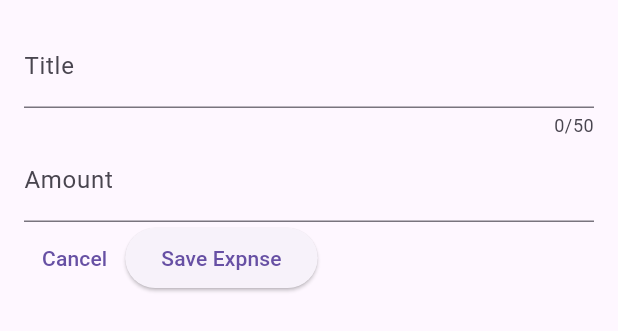
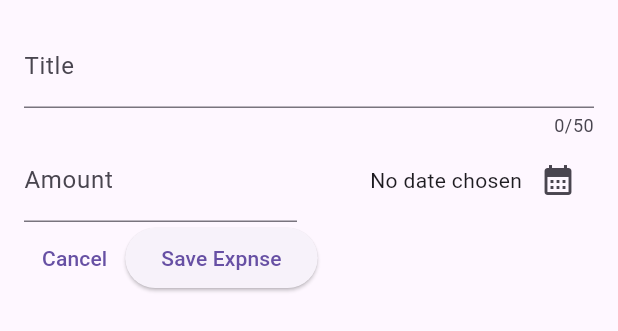
Before and after one commit to Louis-Gil/playground, a Flutter app: the NewExpense widget shown alone on an empty page, opened directly, on a phone screen of 412 x 824 dp. Shown: the top 331 px of the screen. Run offline on Flutter 3.47's test engine with Material 2 defaults, Android fonts, the phone set to English and light mode, and no system bars; our stand-ins replace google_fonts.

Commit message:
feat : Add date picker at new expense

```diff
--- a/flutter_guild/expense_tracker/lib/widgets/new_expense.dart
+++ b/flutter_guild/expense_tracker/lib/widgets/new_expense.dart
@@ -1,4 +1,5 @@
 import 'package:flutter/material.dart';
+import 'package:expense_tracker/models/expense.dart';
 
 class NewExpense extends StatefulWidget {
   const NewExpense({super.key});
@@ -12,6 +13,21 @@
 class _NewExpenseState extends State<NewExpense> {
   final _titleController = TextEditingController();
   final _amountController = TextEditingController();
+  DateTime? _selectedDate;
+
+  void _presentDatePicker() async {
+    final now = DateTime.now();
+    final firstDate = DateTime(now.year - 1, now.month, now.day);
+    final pickedDate = await showDatePicker(
+      context: context,
+      initialDate: now,
+      firstDate: firstDate,
+      lastDate: now,
+    );
+    setState(() {
+      _selectedDate = pickedDate;
+    });
+  }
 
   @override
   void dispose() {
@@ -39,13 +55,35 @@
               label: Text('Title'),
             ),
           ),
-          TextField(
+          Row(
+            children: [
+              Expanded(
+                child: TextField(
                   controller: _amountController,
                   keyboardType: TextInputType.number,
                   decoration: const InputDecoration(
                     prefix: Text('\$ '),
                     label: Text('Amount'),
                   ),
+                ),
+              ),
+              const SizedBox(width: 16),
+              Expanded(
+                child: Row(
+                  mainAxisAlignment: MainAxisAlignment.end,
+                  crossAxisAlignment: CrossAxisAlignment.center,
+                  children: [
+                    Text(_selectedDate == null
+                        ? 'No date chosen'
+                        : formatter.format(_selectedDate!)),
+                    IconButton(
+                      onPressed: _presentDatePicker,
+                      icon: const Icon(Icons.calendar_month),
+                    ),
+                  ],
+                ),
+              )
+            ],
           ),
           Row(
             children: [
```
Lines whose indentation alone changed are shown as unchanged.
